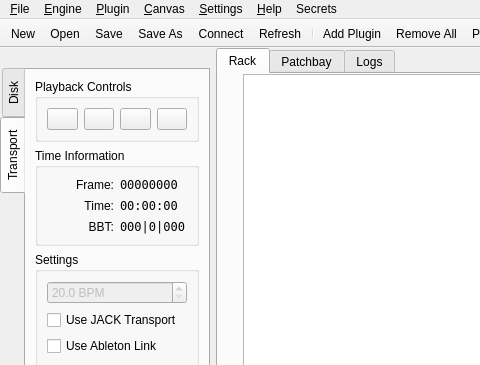
Qt form resources/ui/carla_host.ui (falkTX/Carla) before a commit; both pictures show x 0 to 480 and y 0 to 365 of the 1058 by 716 pixel window.
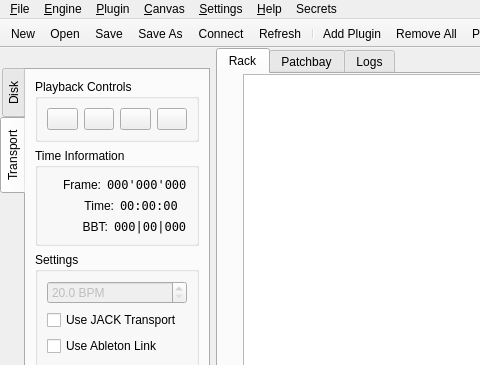
The same form after that commit. The open tabs and pages were chosen to show the change. Icons and pictures are not drawn. Custom widgets are drawn as their Qt base class.

Commit message: Make sure transport data text is centered

Patch:
```diff
--- a/resources/ui/carla_host.ui
+++ b/resources/ui/carla_host.ui
@@ -559,7 +559,7 @@
                    </font>
                   </property>
                   <property name="text">
-                   <string>00000000</string>
+                   <string>000'000'000</string>
                   </property>
                  </widget>
                 </item>
@@ -611,7 +611,7 @@
                    </font>
                   </property>
                   <property name="text">
-                   <string>000|0|000</string>
+                   <string>000|00|000</string>
                   </property>
                  </widget>
                 </item>
```
The commit also changes 1 other file.
